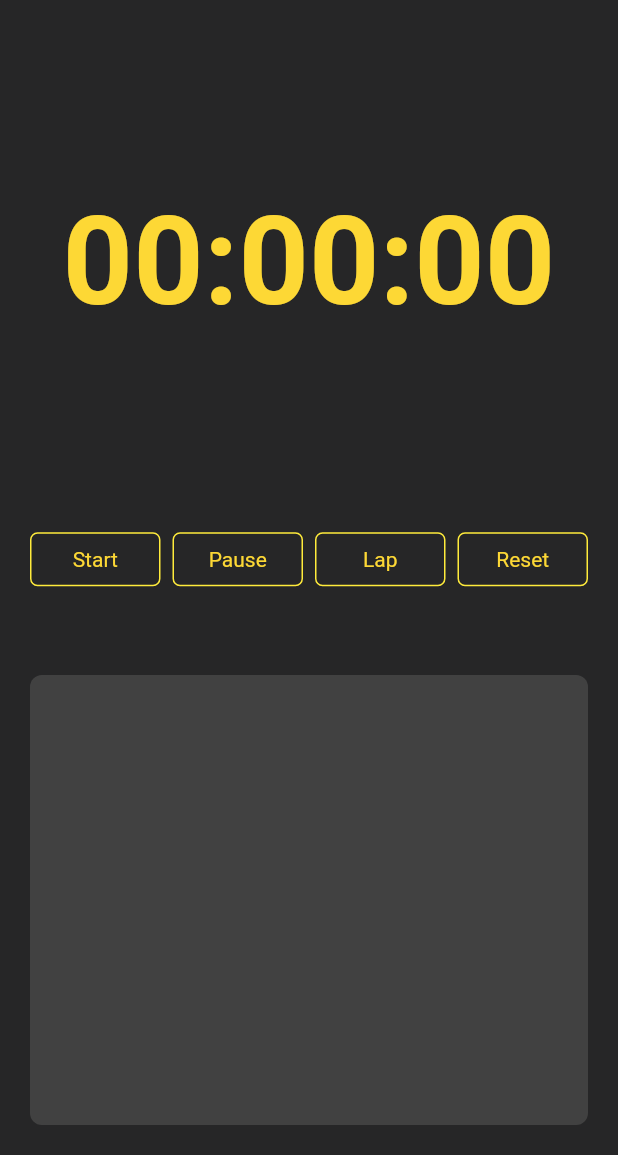
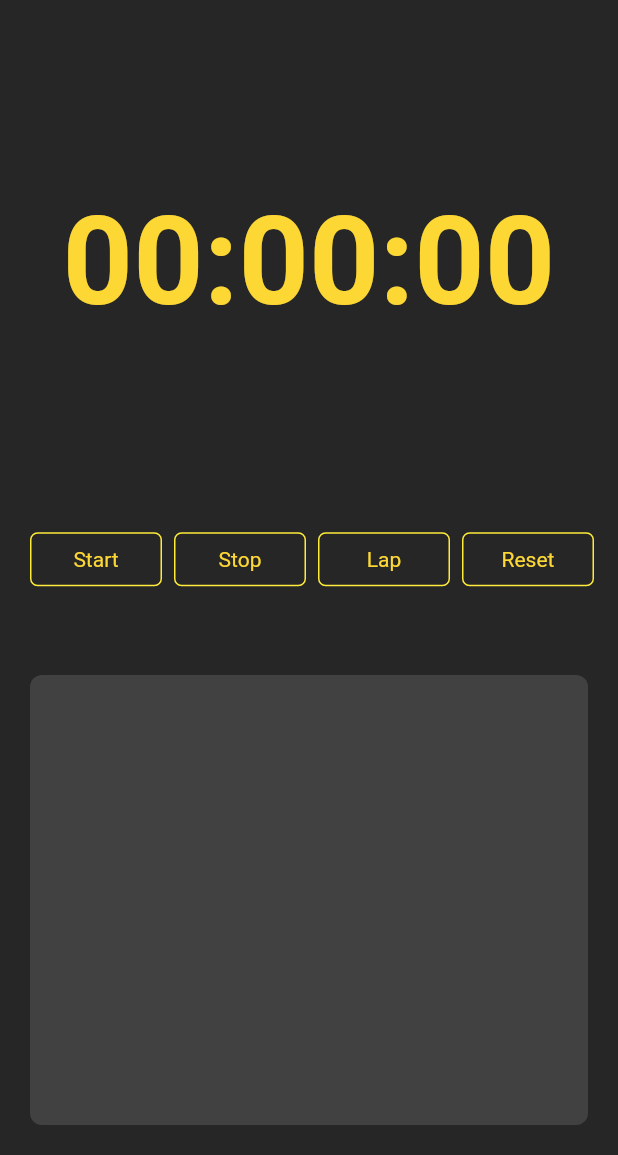
Before and after one commit to ananaziz96/flutter_stopwatch, a Flutter app: the screen it shows after launch, on a phone screen of 412 x 824 dp, the part 81-1236 px from its top. Run offline on Flutter 3.47's test engine with Material 2 defaults, Android fonts, the phone set to English and light mode, and no system bars; Roboto replaces fonts that are missing (cursive).

Commit message:
btn width

```diff
--- a/lib/main.dart
+++ b/lib/main.dart
@@ -1,4 +1,5 @@
 import 'dart:async';
+import 'dart:ui';
 import 'package:flutter/material.dart';
 import 'package:flutter/foundation.dart';
 
@@ -134,10 +135,9 @@ class _HomeAppState extends State<HomeApp> {
                       height: 20.0,
                     ),
                     Row(
-                      mainAxisAlignment: MainAxisAlignment.spaceBetween,
+                      mainAxisAlignment: MainAxisAlignment.center,
                       children: [
-                        Expanded(
-                            child: RawMaterialButton(
+                        RawMaterialButton(
                             onPressed: () {
                               start();
                               // (started) ? start() : stop();
@@ -149,12 +149,11 @@ class _HomeAppState extends State<HomeApp> {
                             child: Text(
                               "Start",
                               style: TextStyle(color: Colors.yellow[600]),
-                                ))),
+                            )),
                         SizedBox(
                           width: 8.0,
                         ),
-                        Expanded(
-                            child: RawMaterialButton(
+                        RawMaterialButton(
                             onPressed: () {
                               stop();
                             },
@@ -163,14 +162,13 @@ class _HomeAppState extends State<HomeApp> {
                               side: BorderSide(color: Colors.yellow),
                             ),
                             child: Text(
-                                  "Pause",
+                              "Stop",
                               style: TextStyle(color: Colors.yellow[600]),
-                                ))),
+                            )),
                         SizedBox(
                           width: 8.0,
                         ),
-                        Expanded(
-                            child: RawMaterialButton(
+                        RawMaterialButton(
                             onPressed: () {
                               addLaps();
                             },
@@ -181,12 +179,11 @@ class _HomeAppState extends State<HomeApp> {
                             child: Text(
                               "Lap",
                               style: TextStyle(color: Colors.yellow[600]),
-                                ))),
+                            )),
                         SizedBox(
                           width: 8.0,
                         ),
-                        Expanded(
-                            child: RawMaterialButton(
+                        RawMaterialButton(
                             onPressed: () {
                               reset();
                             },
@@ -197,7 +194,7 @@ class _HomeAppState extends State<HomeApp> {
                             child: Text(
                               "Reset",
                               style: TextStyle(color: Colors.yellow[600]),
-                                )))
+                            ))
                       ],
                     ),
                     SingleChildScrollView(
```
Also changed, not shown: 1 other file. Lines whose indentation alone changed are shown as unchanged.
